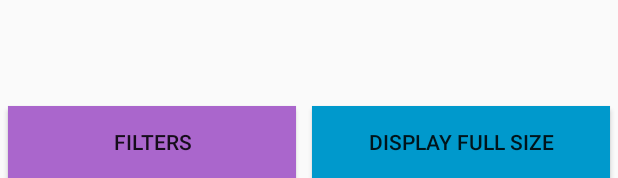
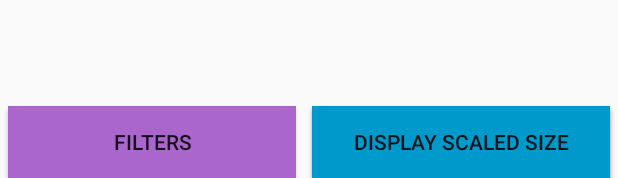
Before and after one commit to t-fleury/AndroidImageProject, an Android app: the layout activity_image.xml on its own in the app's theme, with its tools: preview values and no code run, on a phone screen of 412 x 824 dp. Shown: the part 1058-1236 px from the top of the screen. Run offline under Robolectric (Android 15) with nearby library versions, the phone set to English and light mode, and no system bars.

```diff
--- a/ProjectImage/app/src/main/java/com/project/img/projectimage/CustomImageView.java
+++ b/ProjectImage/app/src/main/java/com/project/img/projectimage/CustomImageView.java
@@ -72,6 +72,11 @@ public class CustomImageView extends ImageView {
         drawableWidth = this.getWidth();
         drawableHeight = this.getHeight();
 
+    }
+
+    public void setBitmap(Bitmap bitmap){
+        this.bitmap = bitmap;
+        postInvalidate();
     }
 
 
--- a/ProjectImage/app/src/main/java/com/project/img/projectimage/SeekBarColorDialog.java
+++ b/ProjectImage/app/src/main/java/com/project/img/projectimage/SeekBarColorDialog.java
@@ -27,9 +27,9 @@ public class SeekBarColorDialog extends DialogFragment {
                 SeekBar value = (SeekBar) ((AlertDialog) dialog).findViewById(R.id.choix);
                 ImageActivity imageActivity = (ImageActivity) getActivity();
                 if (imageActivity.isChoice()){
-                    imageActivity.getmCustomImageView().setImageBitmap(Filter.toNotRandomColor(imageActivity.getmCustomImageView().getBitmap(),value.getProgress()));
+                    imageActivity.setPicture(Filter.toNotRandomColor(imageActivity.getPicture(), value.getProgress()));
                 }else{
-                    imageActivity.getmCustomImageView().setImageBitmap(Filter.ColorFilter(imageActivity.getmCustomImageView().getBitmap(),value.getProgress()));
+                    imageActivity.setPicture(Filter.ColorFilter(imageActivity.getPicture(), value.getProgress()));
                 }
             }
         });
--- a/ProjectImage/app/src/main/java/com/project/img/projectimage/SeekBarDialog.java
+++ b/ProjectImage/app/src/main/java/com/project/img/projectimage/SeekBarDialog.java
@@ -27,7 +27,7 @@ public class SeekBarDialog extends DialogFragment {
                 }
                 ImageActivity imageActivity = (ImageActivity) getActivity();
                 if (imageActivity.isChoice()){
-                    imageActivity.getmCustomImageView().setImageBitmap(Filter.changeLuminosity(imageActivity.getmCustomImageView().getBitmap(),percentage));
+                    imageActivity.setPicture(Filter.changeLuminosity(imageActivity.getPicture(), percentage));
                 }else{
                     //TODO
                 }
--- a/ProjectImage/app/src/main/res/layout/activity_image.xml
+++ b/ProjectImage/app/src/main/res/layout/activity_image.xml
@@ -19,15 +19,11 @@
         android:layout_alignParentEnd="true"
         android:id="@+id/mainLayout">
 
-        <!--<com.project.img.projectimage.CustomImageView
+        <ImageView
             android:layout_width="match_parent"
             android:layout_height="match_parent"
-            android:id="@+id/customImageView"
-            android:scaleType="center"
-            android:layout_alignParentTop="true"
-            android:layout_centerHorizontal="true"
             android:layout_above="@+id/filter_button"
-            android:adjustViewBounds="true"/>-->
+            android:id="@+id/scaledDrawable"/>
 
         <Button
             android:text="@string/filter"
@@ -45,15 +41,35 @@
             android:layout_marginEnd="5dp" />
 
         <Button
-            android:text="@string/display"
+            android:text="@string/display_full_size"
             android:layout_width="wrap_content"
             android:layout_height="wrap_content"
-            android:id="@+id/display_button"
+            android:id="@+id/display_fs_button"
             android:layout_alignParentBottom="true"
             android:layout_alignParentEnd="true"
+            android:layout_alignParentRight="true"
             android:layout_alignParentStart="false"
+            android:layout_alignParentLeft="true"
             android:layout_alignParentTop="false"
             android:layout_toEndOf="@+id/filter_button"
+            android:layout_toRightOf="@id/filter_button"
+            android:background="@color/colorPrimaryDark"
+            android:layout_marginStart="5dp"
+            android:layout_marginEnd="5dp" />
+
+        <Button
+            android:text="@string/display_scaled"
+            android:layout_width="wrap_content"
+            android:layout_height="wrap_content"
+            android:id="@+id/display_scaled_button"
+            android:layout_alignParentBottom="true"
+            android:layout_alignParentEnd="true"
+            android:layout_alignParentRight="true"
+            android:layout_alignParentStart="false"
+            android:layout_alignParentLeft="true"
+            android:layout_alignParentTop="false"
+            android:layout_toEndOf="@+id/filter_button"
+            android:layout_toRightOf="@id/filter_button"
             android:background="@color/colorPrimaryDark"
             android:layout_marginStart="5dp"
             android:layout_marginEnd="5dp" />
--- a/ProjectImage/app/src/main/res/values/strings.xml
+++ b/ProjectImage/app/src/main/res/values/strings.xml
@@ -8,8 +8,10 @@
     <string name="matrix">Matrix size ?</string>
     <string name="color">Which color ?</string>
     <string name="degree">Which degree?</string>
-    <string name="display">Display full size</string>
+    <string name="display_full_size">Display full size</string>
+    <string name="display_scaled">Display scaled size</string>
     <string name="reset_picture">Reset picture</string>
+    <string name="save_option">Save picture</string>
 
     <string-array name="filter_name">
         <item>Set luminosity</item>
@@ -33,5 +35,6 @@
         <item>5 by 5</item>
         <item>7 by 7</item>
     </string-array>
+    <string name="undo_option">Undo last processing</string>
 
 </resources>
```
Also changed, not shown: ProjectImage/app/src/main/java/com/project/img/projectimage/Filter_DialogFragment.java (+12 -8 lines), ProjectImage/app/src/main/java/com/project/img/projectimage/ImageActivity.java (+92 -13 lines), ProjectImage/app/src/main/java/com/project/img/projectimage/MatrixChoice_DialogFragment.java (renamed from ProjectImage/app/src/main/java/com/project/img/projectimage/MatrixChoise_DialogFragment.java, +4 -4 lines), 1 other file.
